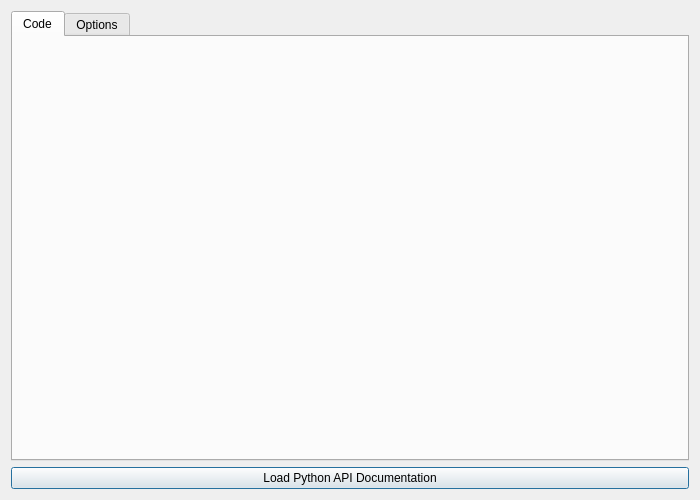
Old version of the form src/Interface/Modules/Python/LoopStart.ui in the repository SCIInstitute/SCIRun.
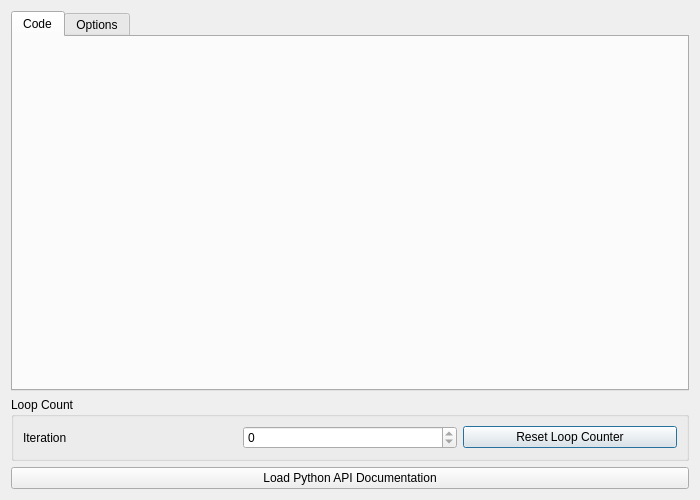
New version of the form.

The edit to the form file:
```diff
--- a/src/Interface/Modules/Python/LoopStart.ui
+++ b/src/Interface/Modules/Python/LoopStart.ui
@@ -94,14 +94,44 @@
    <item>
     <layout class="QHBoxLayout" name="horizontalLayout">
      <item>
-      <widget class="QPushButton" name="pythonDocPushButton_">
-       <property name="text">
-        <string>Load Python API Documentation</string>
+      <widget class="QGroupBox" name="groupBox">
+       <property name="title">
+        <string>Loop Count</string>
        </property>
+       <layout class="QHBoxLayout" name="horizontalLayout_2">
+        <item>
+         <widget class="QLabel" name="label_3">
+          <property name="text">
+           <string>Iteration</string>
+          </property>
+         </widget>
+        </item>
+        <item>
+         <widget class="QSpinBox" name="iterationCountSpinBox_">
+          <property name="readOnly">
+           <bool>true</bool>
+          </property>
+         </widget>
+        </item>
+        <item>
+         <widget class="QPushButton" name="resetIterationCountPushButton_">
+          <property name="text">
+           <string>Reset Loop Counter</string>
+          </property>
+         </widget>
+        </item>
+       </layout>
       </widget>
      </item>
     </layout>
    </item>
+   <item>
+    <widget class="QPushButton" name="pythonDocPushButton_">
+     <property name="text">
+      <string>Load Python API Documentation</string>
+     </property>
+    </widget>
+   </item>
   </layout>
  </widget>
  <resources/>
```
